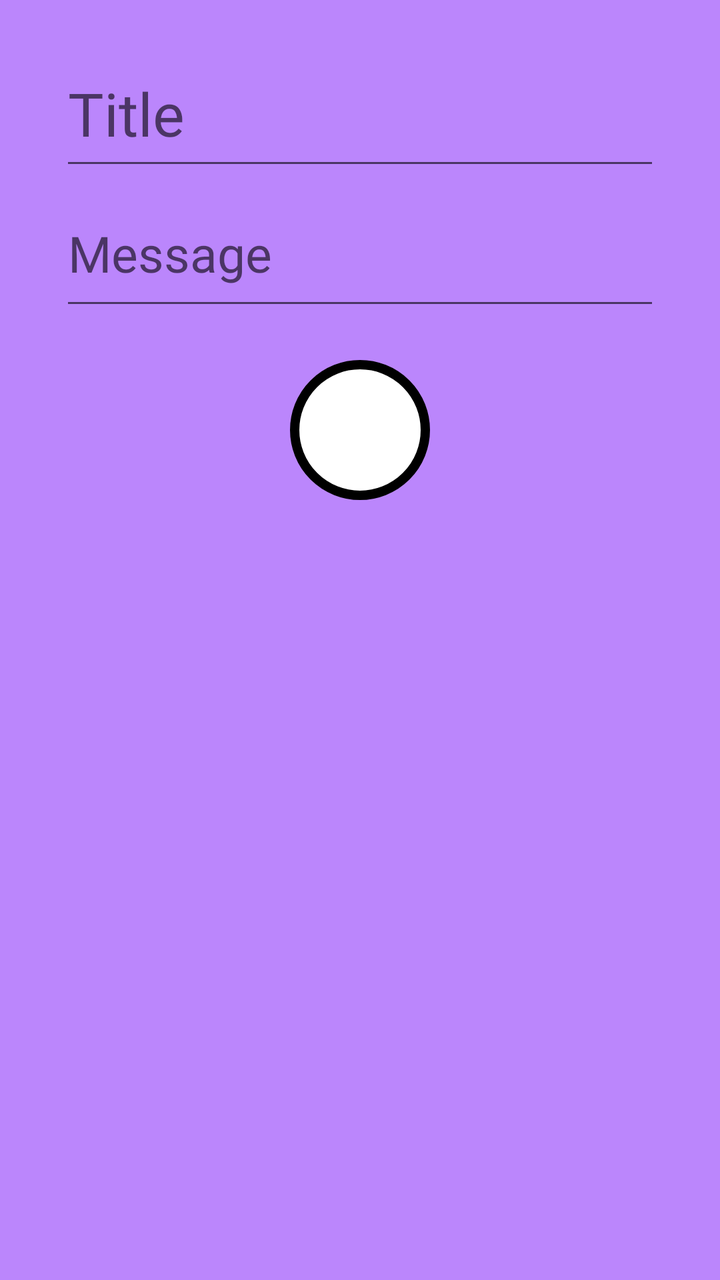
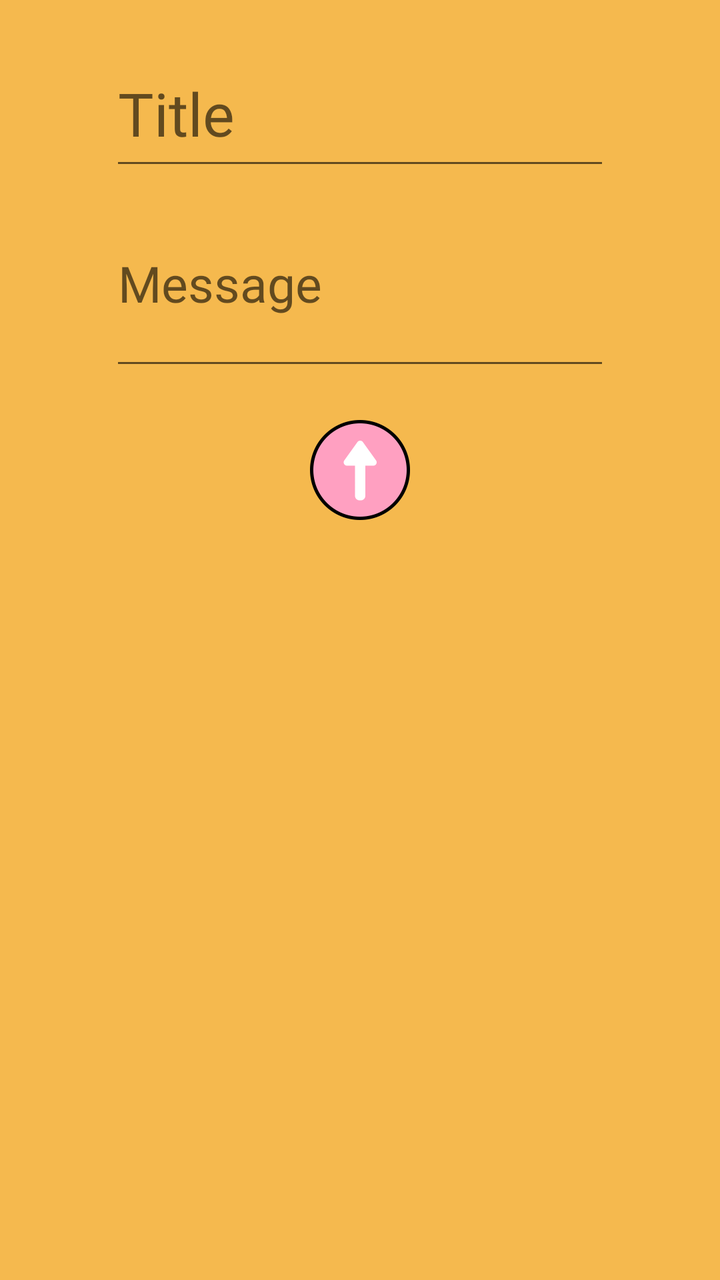

Compare the two renders of this Android layout. The source of the first and the diff that turns it into the second are given below.
<!-- AndroidManifest.xml: application theme Theme.PetMonsters -->
<!-- res/layout/fragment_note.xml -->
<?xml version="1.0" encoding="utf-8"?>
<FrameLayout xmlns:android="http://schemas.android.com/apk/res/android"
    xmlns:tools="http://schemas.android.com/tools"
    android:layout_width="match_parent"
    android:layout_height="match_parent"
    tools:context=".NoteFragment"
    android:background="@color/purple_200">

    <LinearLayout
        android:layout_width="match_parent"
        android:layout_height="match_parent"
        android:orientation="vertical">


        <EditText
            android:id="@+id/title_et"
            android:layout_width="300dp"
            android:layout_height="70dp"
            android:layout_marginTop="20dp"
            android:layout_marginLeft="20dp"
            android:layout_marginRight="20dp"
            android:layout_gravity="center_horizontal"
            android:fontFamily="@font/grobold"
            android:textColor="@color/black"
            android:textSize="30dp"
            android:hint="@string/title"/>

        <EditText
            android:id="@+id/message_et"
            android:layout_width="300dp"
            android:layout_height="70dp"
            android:hint="@string/message"
            android:fontFamily="@font/grobold"
            android:textColor="@color/black"
            android:layout_marginRight="20dp"
            android:layout_marginLeft="20dp"
            android:layout_gravity="center_horizontal"
            android:textSize="25dp"/>

        <ImageView
            android:id="@+id/send_iv"
            android:layout_width="300dp"
            android:layout_height="70dp"
            android:layout_gravity="center_horizontal"
            android:layout_marginTop="20dp"
            android:layout_marginLeft="20dp"
            android:layout_marginRight="20dp"
            android:src="@drawable/color_selector"/>






    </LinearLayout>
</FrameLayout>
<!-- resources referenced by this layout -->
<resources>
  <color name="black">#FF000000</color>
  <color name="purple_200">#FFBB86FC</color>
  <!-- drawable color_selector (drawable) -->
  <?xml version="1.0" encoding="utf-8"?>
  <shape
      xmlns:android="http://schemas.android.com/apk/res/android"
      android:shape="oval">
  
      <solid
          android:color="#FFFFFF" />
      <size
          android:width="75dp"
          android:height="75dp"/>
  
      <stroke android:color="@color/black"
          android:width="5dp"/>
  </shape>
  <string name="message">Message</string>
  <string name="title">Title</string>
  <style name="Theme.PetMonsters" parent="Theme.MaterialComponents.DayNight.NoActionBar">
          
          <item name="colorPrimary">@color/purple_500</item>
          <item name="colorPrimaryVariant">@color/purple_700</item>
          <item name="colorOnPrimary">@color/white</item>
          
          <item name="colorSecondary">@color/teal_200</item>
          <item name="colorSecondaryVariant">@color/teal_700</item>
          <item name="colorOnSecondary">@color/black</item>
          
          <item name="android:statusBarColor">?attr/colorPrimaryVariant</item>
          
      </style>
  <color name="purple_500">#FF6200EE</color>
  <color name="purple_700">#FF3700B3</color>
  <color name="white">#FFFFFFFF</color>
  <color name="teal_200">#FF03DAC5</color>
  <color name="teal_700">#FF018786</color>
</resources>

<!-- the commit's change to res/layout/fragment_note.xml (unified diff, before → after) -->
@@ -4,7 +4,7 @@
     android:layout_width="match_parent"
     android:layout_height="match_parent"
     tools:context=".NoteFragment"
-    android:background="@color/purple_200">
+    android:background="@color/note_background">
 
     <LinearLayout
         android:layout_width="match_parent"
@@ -14,24 +14,24 @@
 
         <EditText
             android:id="@+id/title_et"
-            android:layout_width="300dp"
+            android:layout_width="250dp"
             android:layout_height="70dp"
             android:layout_marginTop="20dp"
             android:layout_marginLeft="20dp"
             android:layout_marginRight="20dp"
             android:layout_gravity="center_horizontal"
             android:fontFamily="@font/grobold"
-            android:textColor="@color/black"
+            android:textColor="@color/note_letter"
             android:textSize="30dp"
             android:hint="@string/title"/>
 
         <EditText
             android:id="@+id/message_et"
-            android:layout_width="300dp"
-            android:layout_height="70dp"
+            android:layout_width="250dp"
+            android:layout_height="100dp"
             android:hint="@string/message"
             android:fontFamily="@font/grobold"
-            android:textColor="@color/black"
+            android:textColor="@color/note_letter"
             android:layout_marginRight="20dp"
             android:layout_marginLeft="20dp"
             android:layout_gravity="center_horizontal"
@@ -40,12 +40,12 @@
         <ImageView
             android:id="@+id/send_iv"
             android:layout_width="300dp"
-            android:layout_height="70dp"
+            android:layout_height="50dp"
             android:layout_gravity="center_horizontal"
             android:layout_marginTop="20dp"
             android:layout_marginLeft="20dp"
             android:layout_marginRight="20dp"
-            android:src="@drawable/color_selector"/>
+            android:src="@drawable/upload_note_iv"/>
 
 
 
<!-- resource entries referenced after the edit -->
@@ -1,22 +1,9 @@
 <!-- resources referenced by this layout -->
 <resources>
+  <color name="note_background">#F5B94E</color>
+  <color name="note_letter">#461F48</color>
+  <!-- drawable upload_note_iv: png bitmap (drawable, 12915 bytes) -->
   <color name="black">#FF000000</color>
-  <color name="purple_200">#FFBB86FC</color>
-  <!-- drawable color_selector (drawable) -->
-  <?xml version="1.0" encoding="utf-8"?>
-  <shape
-      xmlns:android="http://schemas.android.com/apk/res/android"
-      android:shape="oval">
-  
-      <solid
-          android:color="#FFFFFF" />
-      <size
-          android:width="75dp"
-          android:height="75dp"/>
-  
-      <stroke android:color="@color/black"
-          android:width="5dp"/>
-  </shape>
   <string name="message">Message</string>
   <string name="title">Title</string>
   <style name="Theme.PetMonsters" parent="Theme.MaterialComponents.DayNight.NoActionBar">
